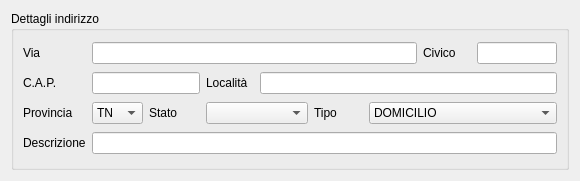
First picture: the form in src/com/axiastudio/suite/anagrafiche/forms/indirizzo.ui, repository tizianolattisi/suitegda, before the edit.
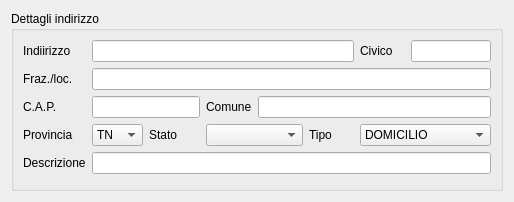
Second picture: the form after the edit. Custom widgets are drawn as their Qt base class.

Commit message: Indirizzi: Località diviso in Frazione e Comune

Patch:
```diff
--- a/src/com/axiastudio/suite/anagrafiche/forms/indirizzo.ui
+++ b/src/com/axiastudio/suite/anagrafiche/forms/indirizzo.ui
@@ -6,8 +6,8 @@
    <rect>
     <x>0</x>
     <y>0</y>
-    <width>580</width>
-    <height>181</height>
+    <width>514</width>
+    <height>202</height>
    </rect>
   </property>
   <property name="windowTitle">
@@ -20,28 +20,7 @@
       <string>Dettagli indirizzo</string>
      </property>
      <layout class="QGridLayout" name="gridLayout">
-      <item row="0" column="0">
-       <widget class="QLabel" name="label">
-        <property name="text">
-         <string>Via</string>
-        </property>
-       </widget>
-      </item>
-      <item row="0" column="1" colspan="6">
-       <widget class="QLineEdit" name="lineEdit">
-        <property name="column" stdset="0">
-         <string>via</string>
-        </property>
-       </widget>
-      </item>
       <item row="0" column="7">
-       <widget class="QLabel" name="label_2">
-        <property name="text">
-         <string>Civico</string>
-        </property>
-       </widget>
-      </item>
-      <item row="0" column="8">
        <widget class="QLineEdit" name="lineEdit_2">
         <property name="maximumSize">
          <size>
@@ -54,42 +33,35 @@
         </property>
        </widget>
       </item>
-      <item row="1" column="0">
-       <widget class="QLabel" name="label_4">
-        <property name="text">
-         <string>C.A.P.</string>
-        </property>
-       </widget>
-      </item>
-      <item row="1" column="1" colspan="2">
+      <item row="2" column="1" colspan="2">
        <widget class="QLineEdit" name="lineEdit_3">
         <property name="column" stdset="0">
          <string>cap</string>
         </property>
        </widget>
       </item>
-      <item row="1" column="3">
-       <widget class="QLabel" name="label_5">
-        <property name="text">
-         <string>Località</string>
-        </property>
-       </widget>
-      </item>
-      <item row="1" column="4" colspan="5">
-       <widget class="QLineEdit" name="lineEdit_4">
-        <property name="column" stdset="0">
-         <string>localita</string>
-        </property>
-       </widget>
-      </item>
       <item row="2" column="0">
-       <widget class="QLabel" name="label_3">
+       <widget class="QLabel" name="label_4">
         <property name="text">
-         <string>Provincia</string>
+         <string>C.A.P.</string>
         </property>
        </widget>
       </item>
-      <item row="2" column="1">
+      <item row="2" column="3">
+       <widget class="QLabel" name="label_5">
+        <property name="text">
+         <string>Comune</string>
+        </property>
+       </widget>
+      </item>
+      <item row="3" column="3" colspan="2">
+       <widget class="com.axiastudio.pypapi.ui.widgets.PyPaPiComboBox" name="comboBox">
+        <property name="column" stdset="0">
+         <string>stato</string>
+        </property>
+       </widget>
+      </item>
+      <item row="3" column="1">
        <widget class="QComboBox" name="comboBoxProvincia">
         <property name="column" stdset="0">
          <string>provincia</string>
@@ -106,28 +78,21 @@
         </item>
        </widget>
       </item>
-      <item row="2" column="2">
+      <item row="0" column="6">
+       <widget class="QLabel" name="label_2">
+        <property name="text">
+         <string>Civico</string>
+        </property>
+       </widget>
+      </item>
+      <item row="3" column="2">
        <widget class="QLabel" name="label_6">
         <property name="text">
          <string>Stato</string>
         </property>
        </widget>
       </item>
-      <item row="2" column="3" colspan="2">
-       <widget class="com.axiastudio.pypapi.ui.widgets.PyPaPiComboBox" name="comboBox">
-        <property name="column" stdset="0">
-         <string>stato</string>
-        </property>
-       </widget>
-      </item>
-      <item row="2" column="5">
-       <widget class="QLabel" name="label_8">
-        <property name="text">
-         <string>Tipo</string>
-        </property>
-       </widget>
-      </item>
-      <item row="2" column="6" colspan="3">
+      <item row="3" column="6" colspan="2">
        <widget class="QComboBox" name="comboBoxProvincia_2">
         <property name="column" stdset="0">
          <string>tipo</string>
@@ -159,14 +124,63 @@
         </item>
        </widget>
       </item>
-      <item row="3" column="0">
+      <item row="0" column="0">
+       <widget class="QLabel" name="label">
+        <property name="text">
+         <string>Indiirizzo</string>
+        </property>
+       </widget>
+      </item>
+      <item row="4" column="0">
        <widget class="QLabel" name="label_7">
         <property name="text">
          <string>Descrizione</string>
         </property>
        </widget>
       </item>
-      <item row="3" column="1" colspan="8">
+      <item row="1" column="0">
+       <widget class="QLabel" name="label_9">
+        <property name="text">
+         <string>Fraz./loc.</string>
+        </property>
+       </widget>
+      </item>
+      <item row="3" column="0">
+       <widget class="QLabel" name="label_3">
+        <property name="text">
+         <string>Provincia</string>
+        </property>
+       </widget>
+      </item>
+      <item row="3" column="5">
+       <widget class="QLabel" name="label_8">
+        <property name="text">
+         <string>Tipo</string>
+        </property>
+       </widget>
+      </item>
+      <item row="0" column="1" colspan="5">
+       <widget class="QLineEdit" name="lineEdit">
+        <property name="column" stdset="0">
+         <string>via</string>
+        </property>
+       </widget>
+      </item>
+      <item row="1" column="1" colspan="7">
+       <widget class="QLineEdit" name="lineEdit_6">
+        <property name="column" stdset="0">
+         <string>frazione</string>
+        </property>
+       </widget>
+      </item>
+      <item row="2" column="4" colspan="4">
+       <widget class="QLineEdit" name="lineEdit_4">
+        <property name="column" stdset="0">
+         <string>comune</string>
+        </property>
+       </widget>
+      </item>
+      <item row="4" column="1" colspan="7">
        <widget class="QLineEdit" name="lineEdit_5">
         <property name="column" stdset="0">
          <string>descrizione</string>
```
The commit also changes 4 other files.
